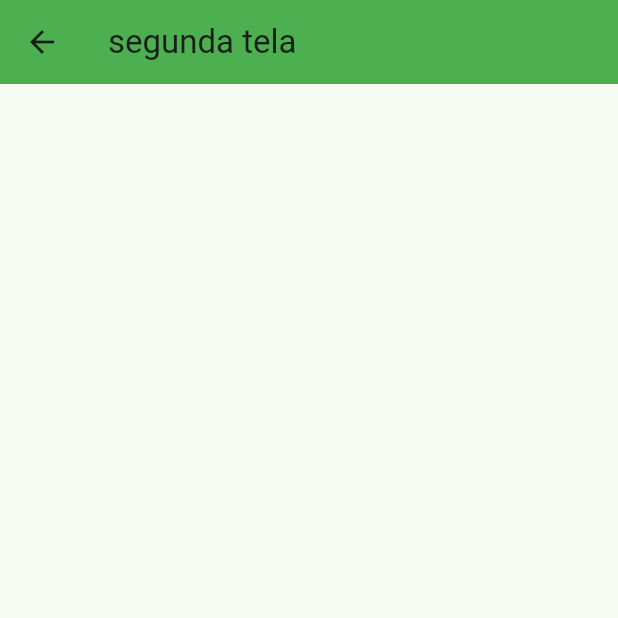
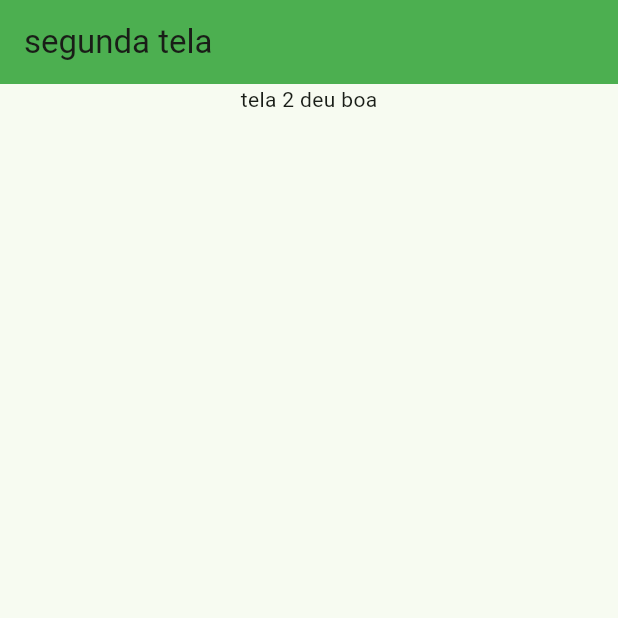
Before and after one commit to brunof01/CalculadoraFlutter, a Flutter app: the SegundaPage screen opened directly, on a phone screen of 412 x 824 dp, the top half of it. Run offline on Flutter 3.47's test engine with Material 3 defaults, Android fonts, the phone set to English and light mode, and no system bars.

Commit message:
Upando codigo local

```diff
--- a/lib/main.dart
+++ b/lib/main.dart
@@ -1,4 +1,5 @@
 import 'package:aula01/screens/myhomepage.dart';
+import 'package:aula01/screens/segunda_page.dart';
 import 'package:flutter/material.dart';
 
 void main() {
@@ -14,7 +15,8 @@ class MyApp extends StatelessWidget {
       theme: ThemeData(
         colorScheme: .fromSeed(seedColor: Colors.green),
       ),
-      home: const MyHomePage(title: 'Calculadora pra farmar aura'),
+      //home: const MyHomePage(title: 'Calculadora pra farmar aura'),
+      home: SegundaPage(),
     );
   }
 }
--- a/lib/screens/segunda_page.dart
+++ b/lib/screens/segunda_page.dart
@@ -14,12 +14,7 @@ class _SegundaPageState extends State<SegundaPage> {
         backgroundColor: Colors.green,
         title: Text("segunda tela"),
       ),
-      body: Center(
-
-          child: Column(
-
-          )
-      ),
+      body: Center(child: Column(children: [Text("tela 2 deu boa")])),
     );
   }
 }
```
